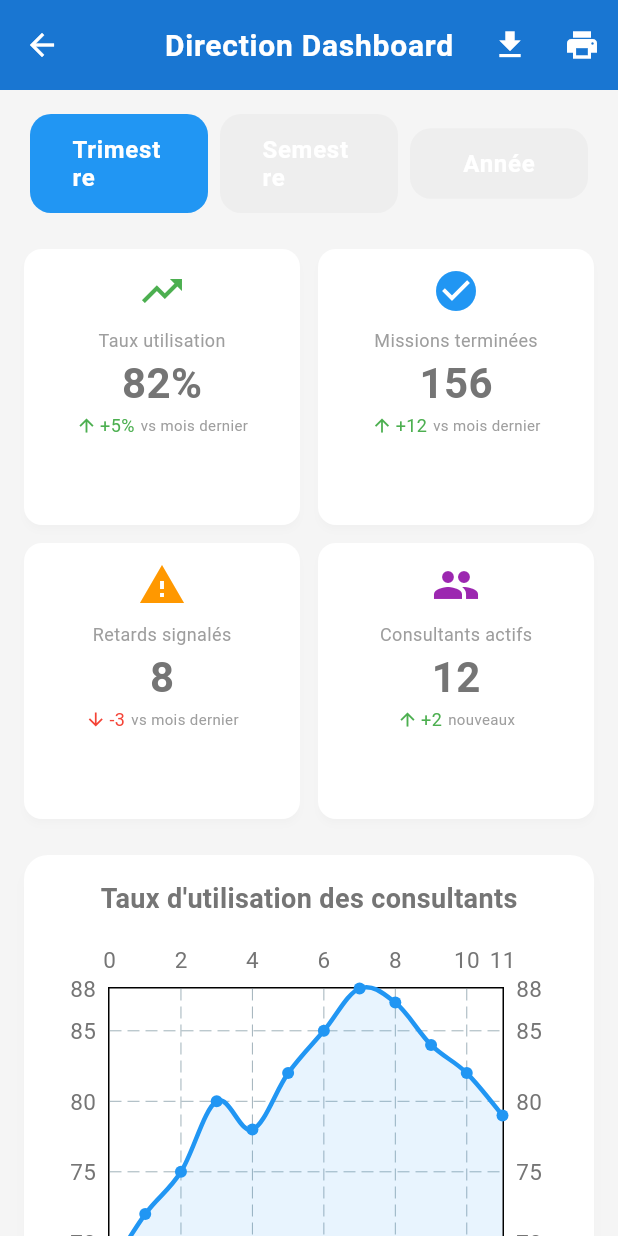
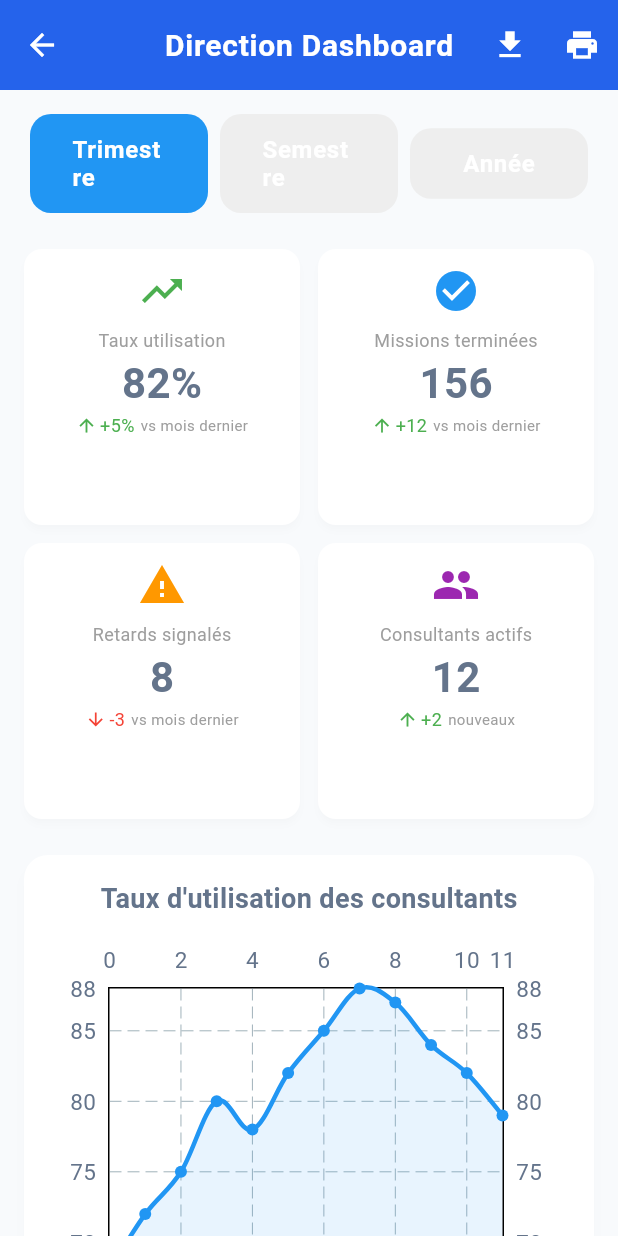
Before and after one commit to Djeupisne/logest_planning, a Flutter app: the DirectionHome screen opened by its route, on a phone screen of 412 x 824 dp. Run offline on Flutter 3.47's test engine with Material 3 defaults, Android fonts, the phone set to English and light mode, and no system bars; drawn by our look-alikes of fl_chart; our stand-ins replace connectivity_plus, dartz, drift, equatable, flutter_bloc, flutter_map and 12 more; missing offline and left inert: vibration_plus; accounts and stored records are empty.

Commit message:
update branch

```diff
--- a/lib/core/theme/app_theme.dart
+++ b/lib/core/theme/app_theme.dart
@@ -1,50 +1,90 @@
 import 'package:flutter/material.dart';
 
-/// Palette de couleurs étendue pour le thème sombre et clair
+/// Palette de couleurs moderne et professionnelle pour LOGEST
+/// Conçue pour une excellente lisibilité, un contraste optimal et une esthétique premium.
 class AppColors {
-  // Couleurs principales LOGEST
-  static const Color primary = Color(0xFF1976D2);      // Bleu professionnel
-  static const Color primaryDark = Color(0xFF1565C0);
-  static const Color primaryLight = Color(0xFFBBDEFB);
-  static const Color primaryAccent = Color(0xFF64B5F6);
+  // --- Couleurs Primaires (Confiance & Technologie) ---
+  static const Color primary = Color(0xFF2563EB);      // Bleu Roi Moderne (Plus vibrant et professionnel)
+  static const Color primaryDark = Color(0xFF1E40AF);  // Bleu Nuit pour presse/ombre
+  static const Color primaryLight = Color(0xFFDBEAFE); // Bleu très pâle pour fonds de section
+  static const Color primaryAccent = Color(0xFF3B82F6); // Bleu clair accent
 
-  // Couleurs de statut
-  static const Color success = Color(0xFF4CAF50);       // Vert - Mission terminée/facturée
-  static const Color warning = Color(0xFFFF9800);       // Orange - En cours/retard
-  static const Color error = Color(0xFFF44336);         // Rouge - Problème
-  static const Color info = Color(0xFF2196F3);          // Bleu - En route/arrivé
+  // --- Couleurs Secondaires (Action & Dynamisme) ---
+  static const Color secondary = Color(0xFF0EA5E9);    // Bleu Ciel Électrique
+  static const Color secondaryDark = Color(0xFF0284C7);
+  static const Color secondaryLight = Color(0xFFE0F2FE);
 
-  // Couleurs de type de mission
-  static const Color billed = Color(0xFF4CAF50);        // Vert - Facturée
-  static const Color interContract = Color(0xFF9E9E9E); // Gris - Inter-contrat
-  static const Color training = Color(0xFFFFEB3B);      // Jaune - Formation
-  static const Color leave = Color(0xFF2196F3);         // Bleu - Congé
+  // --- Couleurs d'Accent (Appels à l'action & Notifications) ---
+  static const Color accent = Color(0xFFF97316);       // Orange Corail (Chaleureux mais pro)
+  static const Color accentDark = Color(0xFFEA580C);
 
-  // Couleurs neutres LIGHT
-  static const Color backgroundLight = Color(0xFFF5F5F5);
-  static const Color surfaceLight = Color(0xFFFFFFFF);
-  static const Color textPrimaryLight = Color(0xFF212121);
-  static const Color textSecondaryLight = Color(0xFF757575);
-  static const Color dividerLight = Color(0xFFE0E0E0);
+  // --- Couleurs de Statut (Sémantiques Modernes) ---
+  static const Color success = Color(0xFF10B981);      // Vert Émeraude (Plus doux et moderne)
+  static const Color successLight = Color(0xFFD1FAE5);
+  static const Color warning = Color(0xFFF59E0B);      // Amber (Attention bienveillante)
+  static const Color warningLight = Color(0xFFFEF3C7);
+  static const Color error = Color(0xFFEF4444);        // Rouge Doux (Alerte sans agressivité)
+  static const Color errorLight = Color(0xFFFEE2E2);
+  static const Color info = Color(0xFF3B82F6);         // Bleu Info
+  static const Color infoLight = Color(0xFFDBEAFE);
+
+  // --- Couleurs de Type de Mission (Code Couleur Clair) ---
+  static const Color billed = Color(0xFF10B981);        // Vert émeraude - Facturée
+  static const Color interContract = Color(0xFF9CA3AF); // Gris moderne - Inter-contrat
+  static const Color training = Color(0xFFFCD34D);      // Jaune doré - Formation
+  static const Color leave = Color(0xFF3B82F6);         // Bleu - Congé
+
+  // --- Couleurs Neutres LIGHT (Optimisées pour la lisibilité) ---
+  static const Color backgroundLight = Color(0xFFF8FAFC); // Blanc grisâtre très léger (réduit la fatigue)
+  static const Color surfaceLight = Color(0xFFFFFFFF);    // Blanc pur pour les cartes
+  static const Color textPrimaryLight = Color(0xFF1E293B); // Gris très foncé (plus doux que #000)
+  static const Color textSecondaryLight = Color(0xFF64748B); // Gris moyen pour textes secondaires
+  static const Color textTertiaryLight = Color(0xFF94A3B8); // Gris clair pour infos mineures
+  static const Color dividerLight = Color(0xFFE2E8F0);    // Bordures subtiles
   static const Color cardBackgroundLight = Color(0xFFFFFFFF);
+  static const Color shadowLight = Color(0x1A000000);     // Ombre légère
 
-  // Couleurs neutres DARK
-  static const Color backgroundDark = Color(0xFF121212);
-  static const Color surfaceDark = Color(0xFF1E1E1E);
-  static const Color textPrimaryDark = Color(0xFFE0E0E0);
-  static const Color textSecondaryDark = Color(0xFFB0B0B0);
-  static const Color dividerDark = Color(0xFF2C2C2C);
-  static const Color cardBackgroundDark = Color(0xFF2C2C2C);
+  // --- Couleurs Neutres DARK (Élégantes et Reposantes) ---
+  static const Color backgroundDark = Color(0xFF0F172A);  // Bleu nuit très profond (élégant)
+  static const Color surfaceDark = Color(0xFF1E293B);     // Gris bleuté pour les cartes
+  static const Color textPrimaryDark = Color(0xFFF1F5F9); // Blanc cassé
+  static const Color textSecondaryDark = Color(0xFF94A3B8); // Gris clair
+  static const Color textTertiaryDark = Color(0xFF64748B); // Gris moyen pour dark mode
+  static const Color dividerDark = Color(0xFF334155);     // Séparateurs discrets
+  static const Color cardBackgroundDark = Color(0xFF1E293B);
+  static const Color shadowDark = Color(0x4D000000);      // Ombre profonde
 
-  // Dégradés
+  // --- Couleurs Spécifiques LOGEST ---
+  static const Color logestBlue = Color(0xFF2563EB);
+  static const Color logestOrange = Color(0xFFF97316);
+
+  // --- Dégradés Modernes ---
   static const LinearGradient primaryGradient = LinearGradient(
-    colors: [primary, primaryDark],
+    colors: [primary, secondary],
+    begin: Alignment.topLeft,
+    end: Alignment.bottomRight,
+  );
+
+  static const LinearGradient accentGradient = LinearGradient(
+    colors: [accent, Color(0xFFFB923C)],
     begin: Alignment.topLeft,
     end: Alignment.bottomRight,
   );
 
   static const LinearGradient successGradient = LinearGradient(
-    colors: [Color(0xFF66BB6A), Color(0xFF43A047)],
+    colors: [Color(0xFF34D399), Color(0xFF10B981)],
+    begin: Alignment.topLeft,
+    end: Alignment.bottomRight,
+  );
+
+  static const LinearGradient warningGradient = LinearGradient(
+    colors: [Color(0xFFFBBF24), Color(0xFFF59E0B)],
+    begin: Alignment.topLeft,
+    end: Alignment.bottomRight,
+  );
+
+  static const LinearGradient errorGradient = LinearGradient(
+    colors: [Color(0xFFF87171), Color(0xFFEF4444)],
     begin: Alignment.topLeft,
     end: Alignment.bottomRight,
   );
@@ -55,10 +95,10 @@ class AppColors {
     end: Alignment.bottomRight,
   );
 
-  // Ombres
+  // Ombres Modernes
   static List<BoxShadow> get cardShadow => [
     BoxShadow(
-      color: Colors.black.withOpacity(0.08),
+      color: shadowLight,
       blurRadius: 12,
       offset: const Offset(0, 4),
     ),
@@ -66,7 +106,7 @@ class AppColors {
 
   static List<BoxShadow> get elevatedShadow => [
     BoxShadow(
-      color: Colors.black.withOpacity(0.12),
+      color: shadowLight,
       blurRadius: 16,
       offset: const Offset(0, 6),
     ),
@@ -74,7 +114,7 @@ class AppColors {
 
   static List<BoxShadow> get floatingShadow => [
     BoxShadow(
-      color: Colors.black.withOpacity(0.2),
+      color: shadowLight,
       blurRadius: 20,
       offset: const Offset(0, 8),
     ),
```
Also changed, not shown: 1 other file.
